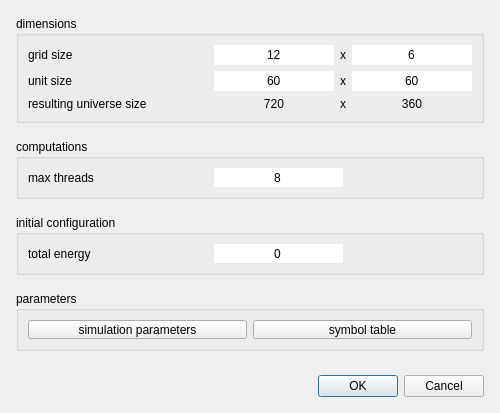
Before: the Qt Designer form source/Gui/Dialogs/NewSimulationDialog.ui in chrxh/alien, drawn with Qt 5.
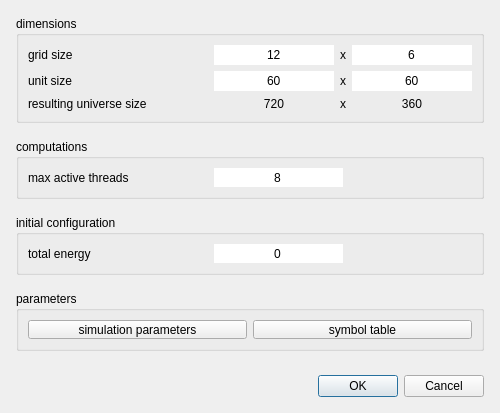
After: the same form once the commit is applied.

Patch:
```diff
--- a/source/Gui/Dialogs/NewSimulationDialog.ui
+++ b/source/Gui/Dialogs/NewSimulationDialog.ui
@@ -308,7 +308,7 @@
          </size>
         </property>
         <property name="text">
-         <string>max threads</string>
+         <string>max active threads</string>
         </property>
        </widget>
       </item>
```
